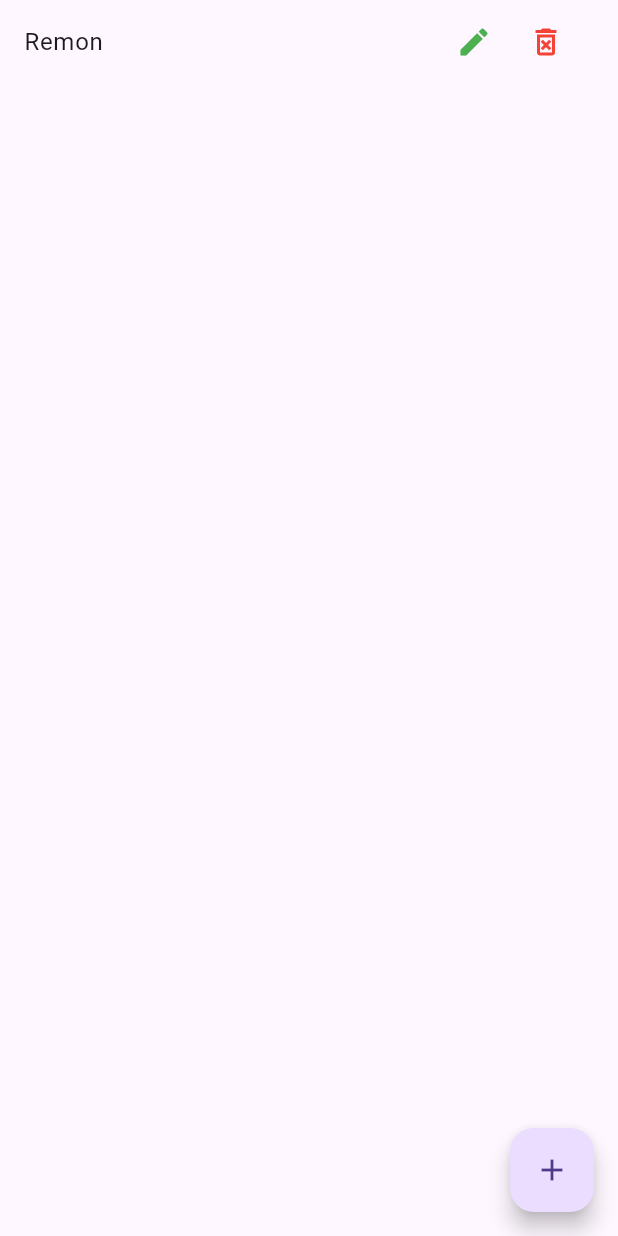
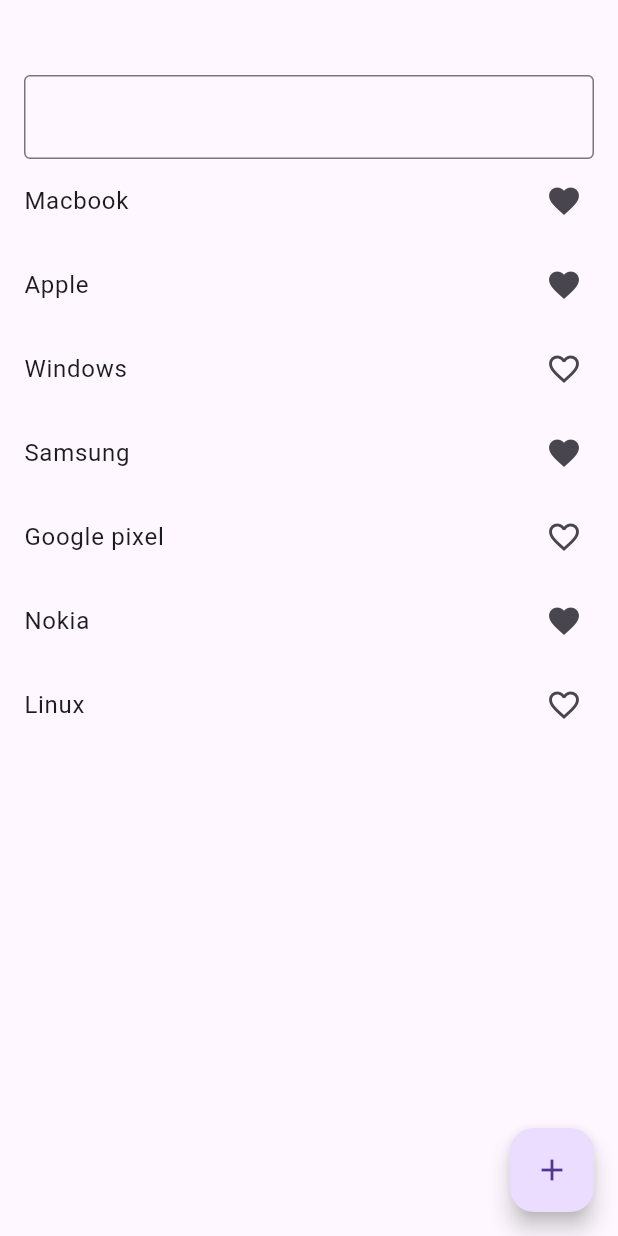
Before and after one commit to howlader97/Riverpod-practive-list, a Flutter app: the screen it shows after launch, after a tap on the "add" icon, on a phone screen of 412 x 824 dp. Run offline on Flutter 3.47's test engine with Material 3 defaults, Android fonts, the phone set to English and light mode, and no system bars; our stand-ins replace flutter_riverpod.

Commit message:
favourite done

```diff
--- /dev/null
+++ b/lib/favourite_app/favourite_app.dart
@@ -0,0 +1,48 @@
+import 'package:flutter/material.dart';
+import 'package:flutter_riverpod/flutter_riverpod.dart';
+import 'package:riverpod_learn_list/favourite_app/favourite_provider.dart';
+
+class FavouriteApp extends ConsumerWidget {
+  const FavouriteApp({super.key});
+
+  @override
+  Widget build(BuildContext context, WidgetRef ref) {
+    final favouriteList = ref.watch(favouriteProvider);
+    return Scaffold(
+      body: Column(
+        children: [
+          const SizedBox(height: 50),
+          Padding(
+            padding: const EdgeInsets.symmetric(horizontal: 16),
+            child: TextField(
+              decoration: InputDecoration(border: OutlineInputBorder()),
+              onChanged: (value) {
+                ref.read(favouriteProvider.notifier).filterList(value);
+              },
+            ),
+          ),
+          Expanded(
+            child: ListView.builder(
+              itemCount: favouriteList.filteredItems.length,
+              itemBuilder: (context, index) {
+                final item = favouriteList.filteredItems[index];
+                return ListTile(
+                  title: Text(item.name),
+                  trailing: Icon(
+                    item.favourite ? Icons.favorite : Icons.favorite_border,
+                  ),
+                );
+              },
+            ),
+          ),
+        ],
+      ),
+      floatingActionButton: FloatingActionButton(
+        onPressed: () {
+          ref.read(favouriteProvider.notifier).addItem();
+        },
+        child: Icon(Icons.add),
+      ),
+    );
+  }
+}
--- /dev/null
+++ b/lib/favourite_app/favourite_provider.dart
@@ -0,0 +1,59 @@
+import 'package:flutter_riverpod/legacy.dart';
+import 'package:riverpod_learn_list/favourite_app/favourite_states.dart';
+import 'package:riverpod_learn_list/favourite_app/items.dart';
+
+final favouriteProvider =
+    StateNotifierProvider<FavouriteNotifier, FavouriteStates>((ref) {
+      return FavouriteNotifier();
+    });
+
+class FavouriteNotifier extends StateNotifier<FavouriteStates> {
+  FavouriteNotifier()
+      : super(
+    FavouriteStates(
+      allItems: [],
+      filteredItems: [],
+      search: '',
+    ),
+  );
+
+  // 1️⃣ Add items
+  void addItem() {
+    final items = [
+      Items(id: 1, name: 'Macbook', favourite: true),
+      Items(id: 2, name: 'Apple', favourite: true),
+      Items(id: 3, name: 'Windows', favourite: false),
+      Items(id: 4, name: 'Samsung', favourite: true),
+      Items(id: 5, name: 'Google pixel', favourite: false),
+      Items(id: 6, name: 'Nokia', favourite: true),
+      Items(id: 7, name: 'Linux', favourite: false),
+    ];
+
+    state = state.copyWith(
+      allItems: items,
+      filteredItems: items,
+    );
+  }
+
+  // 2️⃣ Filter list (SEARCH)
+  void filterList(String search) {
+    state = state.copyWith(
+      search: search,
+      filteredItems: _filterItems(state.allItems, search),
+    );
+  }
+
+  // 3️⃣ Helper method
+  List<Items> _filterItems(List<Items> items, String search) {
+    if (search.isEmpty) {
+      return items;
+    }
+
+    return items
+        .where(
+          (item) =>
+          item.name.toLowerCase().contains(search.toLowerCase()),
+    )
+        .toList();
+  }
+}
--- /dev/null
+++ b/lib/favourite_app/favourite_states.dart
@@ -0,0 +1,23 @@
+import 'package:riverpod_learn_list/favourite_app/items.dart';
+
+class FavouriteStates {
+  final List<Items> allItems;
+  final List<Items> filteredItems;
+  final String search;
+
+  FavouriteStates({
+    required this.allItems,
+    required this.filteredItems,
+    required this.search,
+  });
+  FavouriteStates copyWith({
+    List<Items>? allItems,
+    List<Items>? filteredItems,
+    String? search
+}){
+    return FavouriteStates(
+        allItems: allItems ?? this.allItems,
+        filteredItems: filteredItems ?? this.filteredItems,
+        search: search ?? this.search);
+  }
+}
--- a/lib/main.dart
+++ b/lib/main.dart
@@ -1,5 +1,6 @@
 import 'package:flutter/material.dart';
 import 'package:flutter_riverpod/flutter_riverpod.dart';
+import 'package:riverpod_learn_list/favourite_app/favourite_app.dart';
 import 'package:riverpod_learn_list/todo_app/todo_app.dart';
 
 
@@ -15,7 +16,7 @@
   Widget build(BuildContext context) {
     return ProviderScope(
       child: MaterialApp(
-        home: TodoApp(),
+        home: FavouriteApp(),
       ),
     );
   }
--- a/lib/todo_app/item.dart
+++ b/lib/todo_app/item.dart
@@ -2,5 +2,5 @@
   String id;
   String name;
 
-  Item({required this.id,required this.name});
+  Item({required this.id,required this.name,});
 }
```
Also changed, not shown: lib/favourite_app/items.dart (added, +18 -0 lines).
